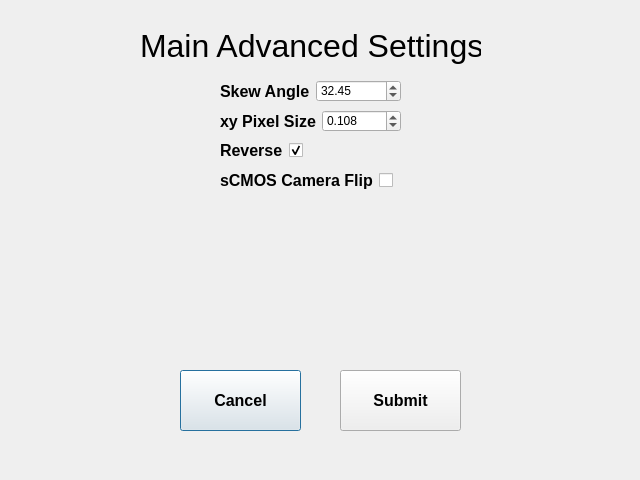
The window that mainadvanced.ui (abcucberkeley/PetaKit5D-GUI) describes before a commit, drawn with Qt 5.
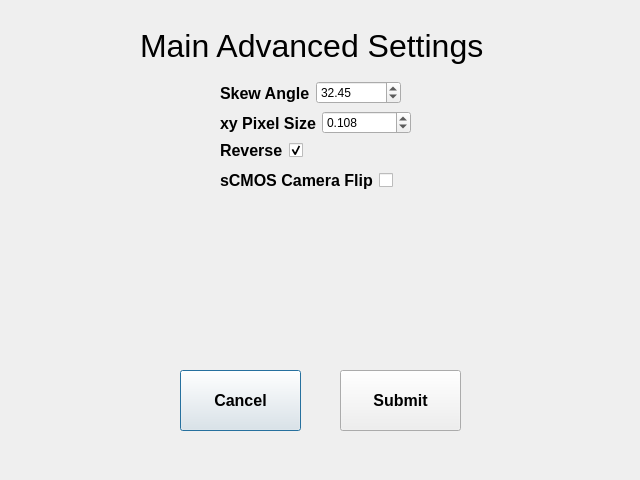
The same window after the commit.

```diff
--- a/mainadvanced.ui
+++ b/mainadvanced.ui
@@ -58,7 +58,7 @@
     <rect>
      <x>140</x>
      <y>10</y>
-     <width>341</width>
+     <width>391</width>
      <height>71</height>
     </rect>
    </property>
@@ -76,7 +76,7 @@
     <rect>
      <x>220</x>
      <y>170</y>
-     <width>178</width>
+     <width>198</width>
      <height>21</height>
     </rect>
    </property>
@@ -112,7 +112,7 @@
     <rect>
      <x>220</x>
      <y>140</y>
-     <width>91</width>
+     <width>95</width>
      <height>21</height>
     </rect>
    </property>
@@ -148,8 +148,8 @@
     <rect>
      <x>220</x>
      <y>110</y>
-     <width>181</width>
-     <height>22</height>
+     <width>191</width>
+     <height>26</height>
     </rect>
    </property>
    <layout class="QHBoxLayout" name="horizontalLayout_7">
@@ -191,7 +191,7 @@
      <x>220</x>
      <y>80</y>
      <width>181</width>
-     <height>22</height>
+     <height>26</height>
     </rect>
    </property>
    <layout class="QHBoxLayout" name="horizontalLayout_5">
```
